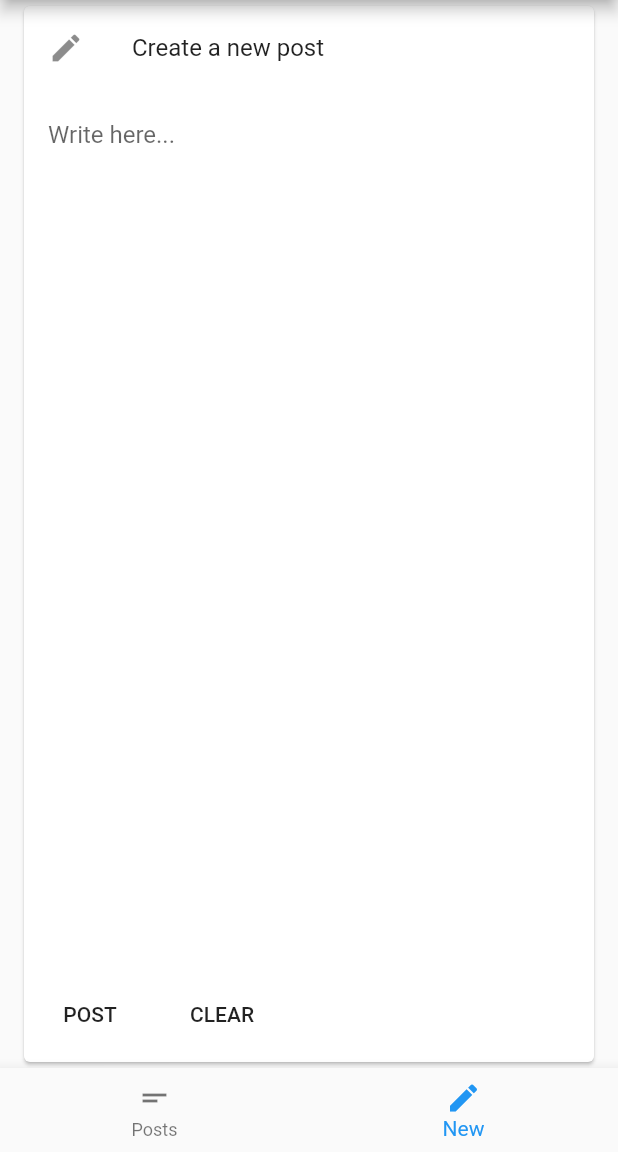
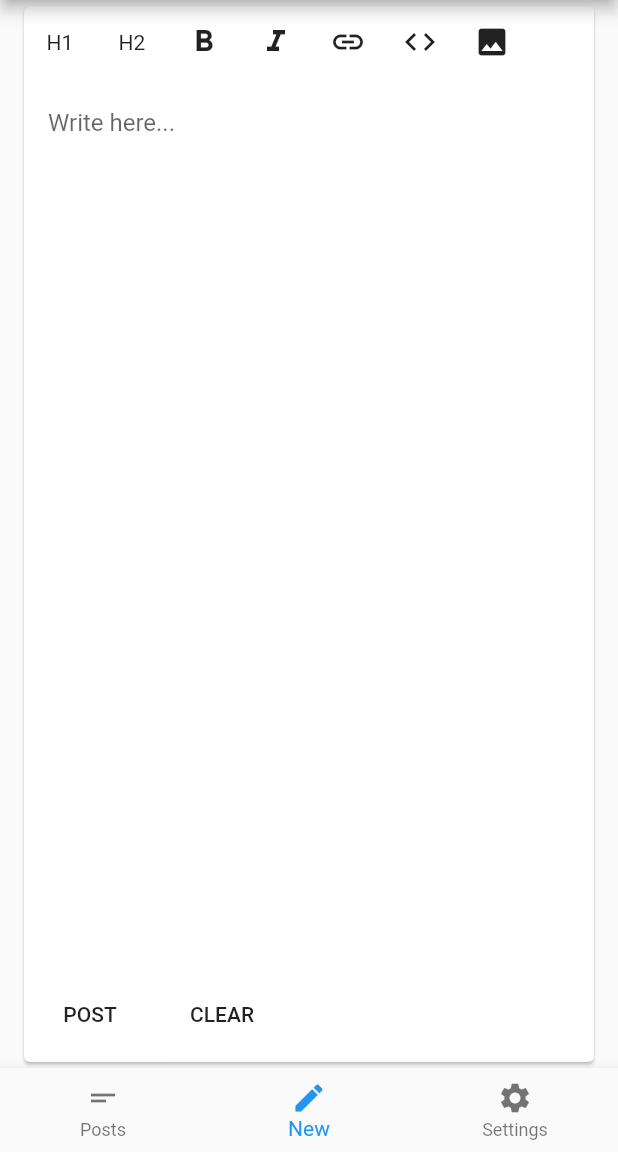
Before and after one commit to yahya31415/yahya_webspace_admin, a Flutter app: the screen it shows after launch, item 2 of the bottom bar chosen, on a phone screen of 412 x 824 dp, the part 84-1236 px from its top. Run offline on Flutter 3.47's test engine with Material 2 defaults, Android fonts, the phone set to English and light mode, and no system bars.

Commit message:
format row

```diff
--- a/lib/pages/homePage.dart
+++ b/lib/pages/homePage.dart
@@ -42,6 +42,10 @@ class _HomePageState extends State<HomePage> {
           BottomNavigationBarItem(
             icon: Icon(Icons.edit),
             title: Text('New'),
+          ),
+          BottomNavigationBarItem(
+            icon: Icon(Icons.settings),
+            title: Text('Settings'),
           )
         ],
         onTap: setCurrentTab,
--- a/lib/pages/newPostPage.dart
+++ b/lib/pages/newPostPage.dart
@@ -1,15 +1,49 @@
 import 'package:flutter/material.dart';
 
 class NewPostPage extends StatelessWidget {
+  final controller = TextEditingController();
+
   @override
   Widget build(BuildContext context) {
     return Card(
       margin: const EdgeInsets.symmetric(horizontal: 16.0, vertical: 4.0),
       child: Column(
         children: <Widget>[
-          ListTile(
-            leading: Icon(Icons.edit),
-            title: Text('Create a new post'),
+          Row(
+            children: <Widget>[
+              IconButton(
+                icon: Text('H1'),
+                onPressed: () => format(),
+              ),
+              IconButton(
+                icon: Text('H2'),
+                onPressed: () => format(),
+              ),
+//              IconButton(
+//                icon: Text('H3'),
+//                onPressed: () => format(),
+//              ),
+              IconButton(
+                icon: Icon(Icons.format_bold),
+                onPressed: () => format(),
+              ),
+              IconButton(
+                icon: Icon(Icons.format_italic),
+                onPressed: () => format(),
+              ),
+              IconButton(
+                icon: Icon(Icons.link),
+                onPressed: () => format(),
+              ),
+              IconButton(
+                icon: Icon(Icons.code),
+                onPressed: () => format(),
+              ),
+              IconButton(
+                icon: Icon(Icons.image),
+                onPressed: () => format(),
+              )
+            ],
           ),
           _textField(context),
           Padding(
@@ -51,6 +85,8 @@ class NewPostPage extends StatelessWidget {
     );
   }
 
+  void format() {}
+
   void post() {}
 
   void clear() {}
```
